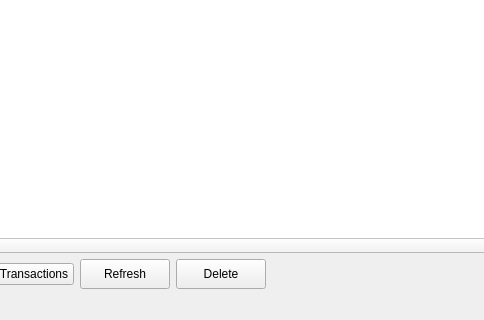
Old version of the form app/ui/forms/inventory_page.ui in the repository Apie-dup/MaintenanceSystem; both pictures show x 387 to 871 and y 200 to 520 of the 1323 by 520 pixel window.
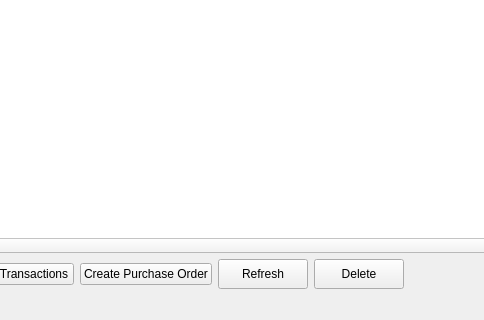
New version of the form.

Commit message: Add purchase order and reorder management

Patch:
```diff
--- a/app/ui/forms/inventory_page.ui
+++ b/app/ui/forms/inventory_page.ui
@@ -175,6 +175,13 @@
        </property>
       </widget>
      </item>
+     <item>
+      <widget class="QPushButton" name="btnCreatePurchaseOrder">
+       <property name="text">
+        <string>Create Purchase Order</string>
+       </property>
+      </widget>
+     </item>
      <item>
       <widget class="QPushButton" name="btnRefresh">
        <property name="minimumSize">
```
The commit also changes 23 other files.
